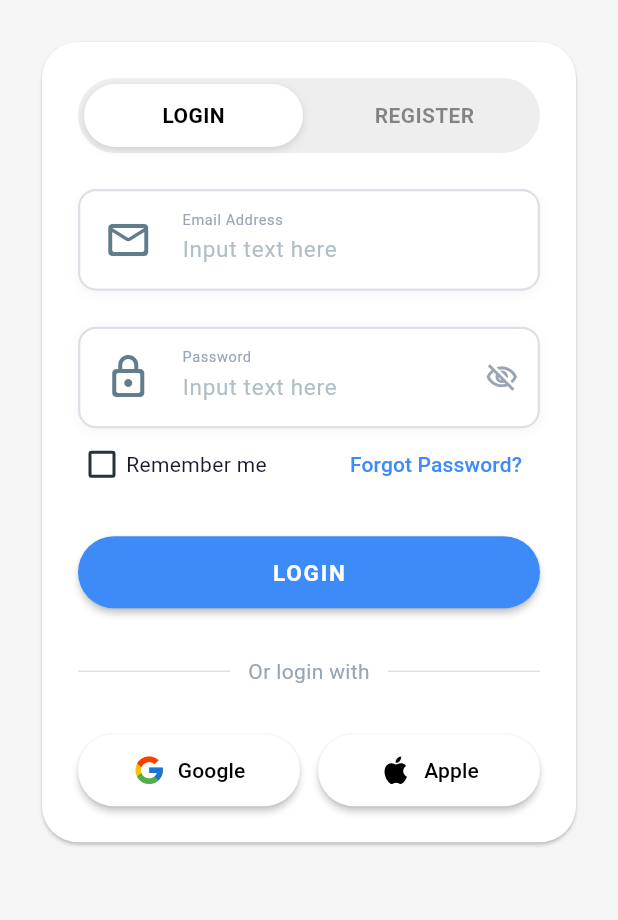
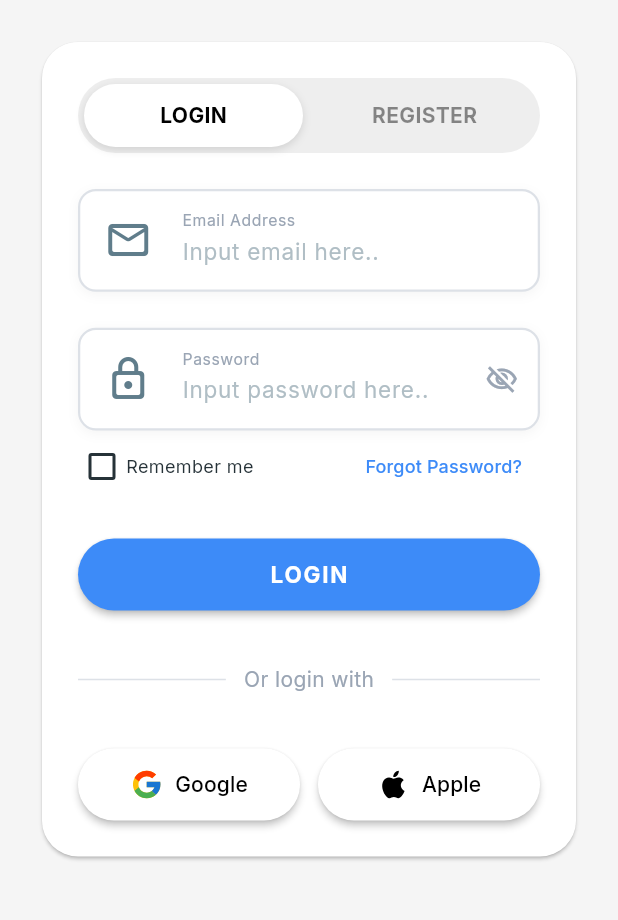
Before and after one commit to yayandw/kongko, a Flutter app: the screen it shows after launch, on a phone screen of 412 x 824 dp, the part 246-1166 px from its top. Run offline on Flutter 3.47's test engine with Material 3 defaults, Android fonts, the phone set to English and light mode, and no system bars; our stand-ins replace flutter_svg.

Commit message:
feat: - global font inter - validate form - dialog success

```diff
--- a/lib/core/widgets/input.dart
+++ b/lib/core/widgets/input.dart
@@ -32,6 +32,7 @@ class CustomInputField extends StatefulWidget {
 
 class _CustomInputFieldState extends State<CustomInputField> {
   late bool _isObscured;
+  bool _hasError = false;
 
   @override
   void initState() {
@@ -46,7 +47,7 @@ class _CustomInputFieldState extends State<CustomInputField> {
         color: Colors.white,
         borderRadius: BorderRadius.circular(12),
         border: Border.all(
-          color: const Color(0xFFDDE1E7),
+          color: _hasError ? const Color(0xFFE53935) : const Color(0xFFDDE1E7),
           width: 1.5,
         ),
         boxShadow: [
@@ -62,7 +63,15 @@ class _CustomInputFieldState extends State<CustomInputField> {
         onChanged: widget.onChanged,
         keyboardType: widget.keyboardType,
         obscureText: _isObscured,
-        validator: widget.validator,
+        validator: (value) {
+          final error = widget.validator?.call(value);
+          WidgetsBinding.instance.addPostFrameCallback((_) {
+            if (mounted) {
+              setState(() => _hasError = error != null);
+            }
+          });
+          return error;
+        },
         maxLines: widget.obscureText ? 1 : widget.maxLines,
         style: const TextStyle(
           fontSize: 15,
@@ -72,7 +81,7 @@ class _CustomInputFieldState extends State<CustomInputField> {
         decoration: InputDecoration(
           labelText: widget.labelText,
           labelStyle: const TextStyle(
-            fontSize: 13,
+            fontSize: 14,
             color: Color(0xFF9AA5B4),
             fontWeight: FontWeight.w400,
           ),
@@ -110,6 +119,13 @@ class _CustomInputFieldState extends State<CustomInputField> {
             },
           )
               : widget.suffixIcon,
+          errorStyle: const TextStyle(
+            fontSize: 12,
+            fontWeight: FontWeight.w400,
+            color: Color(0xFFE53935),
+          ),
+          errorBorder: InputBorder.none,
+          focusedErrorBorder: InputBorder.none,
           border: InputBorder.none,
           enabledBorder: InputBorder.none,
           focusedBorder: InputBorder.none,
--- a/lib/features/auth/auth_page.dart
+++ b/lib/features/auth/auth_page.dart
@@ -1,6 +1,7 @@
 import 'package:flutter/material.dart';
 import 'package:flutter_svg/svg.dart';
 
+import '../../core/widgets/dialog.dart';
 import '../../core/widgets/input.dart';
 import '../../core/widgets/sliding.dart';
 
@@ -68,22 +69,63 @@ class _LoginPage extends StatefulWidget {
 
 class _LoginPageState extends State<_LoginPage> {
   bool _rememberMe = false;
+  final _formKey = GlobalKey<FormState>();
+  final _emailController = TextEditingController();
+  final _passwordController = TextEditingController();
+
+  @override
+  void dispose() {
+    _emailController.dispose();
+    _passwordController.dispose();
+    super.dispose();
+  }
+
+  void _handleLogin() {
+    if (_formKey.currentState!.validate()) {
+      showLoginSuccessDialog(context);
+    }
+  }
 
   @override
   Widget build(BuildContext context) {
-    return Column(
+    return Form(
+      key: _formKey,
+      child: Column(
         children: [
           CustomInputField(
+            controller: _emailController,
             labelText: 'Email Address',
+            hintText: 'Input email here..',
             prefixIcon: Icons.mail_outline_rounded,
             keyboardType: TextInputType.emailAddress,
+            validator: (value) {
+              if (value == null || value.trim().isEmpty) {
+                return 'Email is required';
+              }
+              final emailRegex = RegExp(r'^[\w-.]+@([\w-]+\.)+[\w-]{2,4}$');
+              if (!emailRegex.hasMatch(value.trim())) {
+                return 'Invalid email format';
+              }
+              return null;
+            },
           ),
           const SizedBox(height: 24),
           CustomInputField(
+            controller: _passwordController,
             labelText: 'Password',
+            hintText: 'Input password here..',
             prefixIcon: Icons.lock_outline_rounded,
             keyboardType: TextInputType.text,
             obscureText: true,
+            validator: (value) {
+              if (value == null || value.isEmpty) {
+                return 'Password is required';
+              }
+              if (value.length < 8) {
+                return 'Password must be at least 8 characters';
+              }
+              return null;
+            },
           ),
           Row(
             mainAxisAlignment: MainAxisAlignment.spaceBetween,
@@ -101,8 +143,8 @@ class _LoginPageState extends State<_LoginPage> {
                   const Text(
                     'Remember me',
                     style: TextStyle(
-                    fontSize: 14,
-                    color: Color(0xFF1A1A2E),
+                      fontSize: 12,
+                      color: Color(0xFF263238),
                     ),
                   ),
                 ],
@@ -112,7 +154,7 @@ class _LoginPageState extends State<_LoginPage> {
                 child: const Text(
                   'Forgot Password?',
                   style: TextStyle(
-                  fontSize: 14,
+                    fontSize: 12,
                     color: Color(0xFF3D8BF8),
                     fontWeight: FontWeight.w500,
                   ),
@@ -122,7 +164,7 @@ class _LoginPageState extends State<_LoginPage> {
           ),
           const SizedBox(height: 24),
           ElevatedButton(
-          onPressed: () {},
+            onPressed: _handleLogin,
             style: ElevatedButton.styleFrom(
               backgroundColor: const Color(0xFF3D8BF8),
               foregroundColor: Colors.white,
@@ -141,7 +183,7 @@ class _LoginPageState extends State<_LoginPage> {
               ),
             ),
           ),
-        const SizedBox(height: 32),
+          const SizedBox(height: 36),
           Row(
             children: const [
               Expanded(
@@ -163,7 +205,7 @@ class _LoginPageState extends State<_LoginPage> {
               ),
             ],
           ),
-        const SizedBox(height: 32),
+          const SizedBox(height: 36),
           Row(
             children: [
               Expanded(
@@ -192,6 +234,7 @@ class _LoginPageState extends State<_LoginPage> {
             ],
           ),
         ],
+      ),
     );
   }
 }
--- a/lib/main.dart
+++ b/lib/main.dart
@@ -15,6 +15,7 @@ class MyApp extends StatelessWidget {
       theme: ThemeData(
         useMaterial3: true,
         scaffoldBackgroundColor: const Color(0xFFF5F5F5),
+        fontFamily: 'Inter',
         colorScheme: const ColorScheme.light(
           primary: Color(0xFF2979FF),
           secondary: Color(0xFF607D8B),
--- a/pubspec.yaml
+++ b/pubspec.yaml
@@ -78,6 +78,11 @@ flutter:
     - family: Matemasie
       fonts:
         - asset: assets/fonts/Matemasie-Regular.ttf
+    - family: Inter
+      fonts:
+        - asset: assets/fonts/Inter-VariableFont_opsz,wght.ttf
+        - asset: assets/fonts/Inter-Italic-VariableFont_opsz,wght.ttf
+          style: italic
   #   - family: Trajan Pro
   #     fonts:
   #       - asset: fonts/TrajanPro.ttf
```
Also changed, not shown: lib/core/widgets/dialog.dart (added, +183 -0 lines), assets/fonts/Inter-Italic-VariableFont_opsz,wght.ttf (added), assets/fonts/Inter-VariableFont_opsz,wght.ttf (added). Lines whose indentation alone changed are shown as unchanged.
